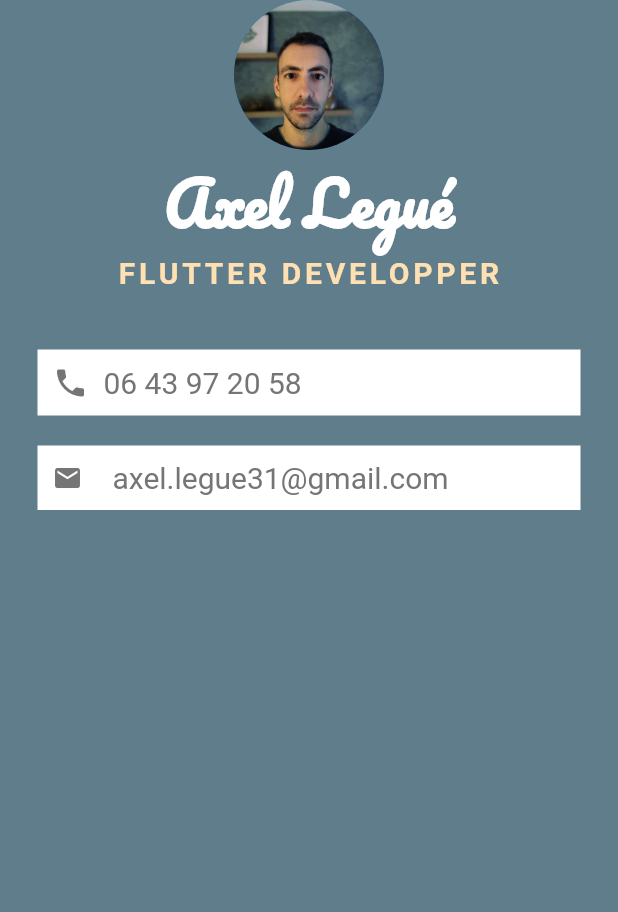
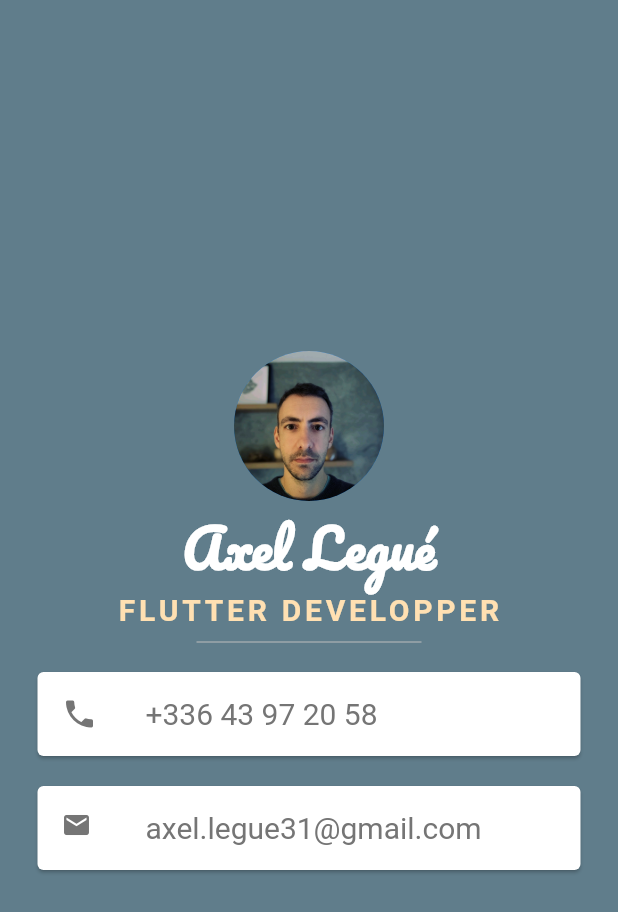
Before and after one commit to axel-legue/MiCardProject, a Flutter app: the screen it shows after launch, on a phone screen of 412 x 824 dp. Shown: the top 912 px of the screen. Run offline on Flutter 3.47's test engine with Material 2 defaults, Android fonts, the phone set to English and light mode, and no system bars; Roboto replaces fonts that are missing (Source Sans Pro).

Commit message:
feat: layout complete 	- replace Row by Card 	- add divider widget 	- finalise look and feel

```diff
--- a/lib/main.dart
+++ b/lib/main.dart
@@ -14,6 +14,7 @@ class MyApp extends StatelessWidget {
         backgroundColor: Colors.blueGrey[500],
         body: SafeArea(
           child: Column(
+            mainAxisAlignment: MainAxisAlignment.center,
             children: <Widget>[
               CircleAvatar(
                 radius: 50.0,
@@ -23,7 +24,7 @@ class MyApp extends StatelessWidget {
                 'Axel Legué',
                 style: TextStyle(
                   fontFamily: 'Pacifico',
-                  fontSize: 40.0,
+                  fontSize: 35.0,
                   color: Colors.white,
                   fontWeight: FontWeight.bold,
                 ),
@@ -37,49 +38,45 @@ class MyApp extends StatelessWidget {
                     letterSpacing: 2.5,
                     fontWeight: FontWeight.bold),
               ),
-              Container(
-                padding: EdgeInsets.all(10.0),
-                color: Colors.white,
-                margin: EdgeInsets.fromLTRB(25.0, 40.0, 25.0, 10.0),
-                child: Row(
-                  children: <Widget>[
-                    Icon(
+              SizedBox(
+                width: 150.0,
+                height: 20.0,
+                child: Divider(
+                  color: Colors.grey[400],
+                ),
+              ),
+              Card(
+                  color: Colors.white,
+                  margin:
+                      EdgeInsets.symmetric(horizontal: 25.0, vertical: 10.0),
+                  child: ListTile(
+                    leading: Icon(
                       Icons.phone,
                       color: Colors.grey[600],
                     ),
-                    SizedBox(
-                      width: 10.0,
-                    ),
-                    Text(
-                      "06 43 97 20 58",
+                    title: Text(
+                      '+336 43 97 20 58',
                       style: TextStyle(
                         color: Colors.grey[600],
                         fontFamily: 'Source Sans Pro',
                         fontSize: 20.0,
                       ),
-                    )
-                  ],
-                ),
-              ),
-              Container(
+                    ),
+                  )),
+              Card(
                 color: Colors.white,
-                padding: EdgeInsets.all(10.0),
                 margin: EdgeInsets.symmetric(horizontal: 25.0, vertical: 10.0),
-                child: Row(
-                  children: <Widget>[
-                    Icon(Icons.email,
-                    color: Colors.grey[600],
-                    size: 20.0,),
-                    SizedBox(
-                      width: 20.0,
+                child: ListTile(
+                  leading:
+                      Icon(Icons.email, color: Colors.grey[600], size: 20.0),
+                  title: Text(
+                    'axel.legue31@gmail.com',
+                    style: TextStyle(
+                      color: Colors.grey[600],
+                      fontFamily: 'Source Sans Pro',
+                      fontSize: 20.0,
                     ),
-                    Text('axel.legue31@gmail.com',
-                    style: TextStyle(
-                      color:Colors.grey[600],
-                      fontFamily: 'Source Sans Pro',
-                      fontSize: 20.0
-                    ),)
-                  ],
+                  ),
                 ),
               )
             ],
```
